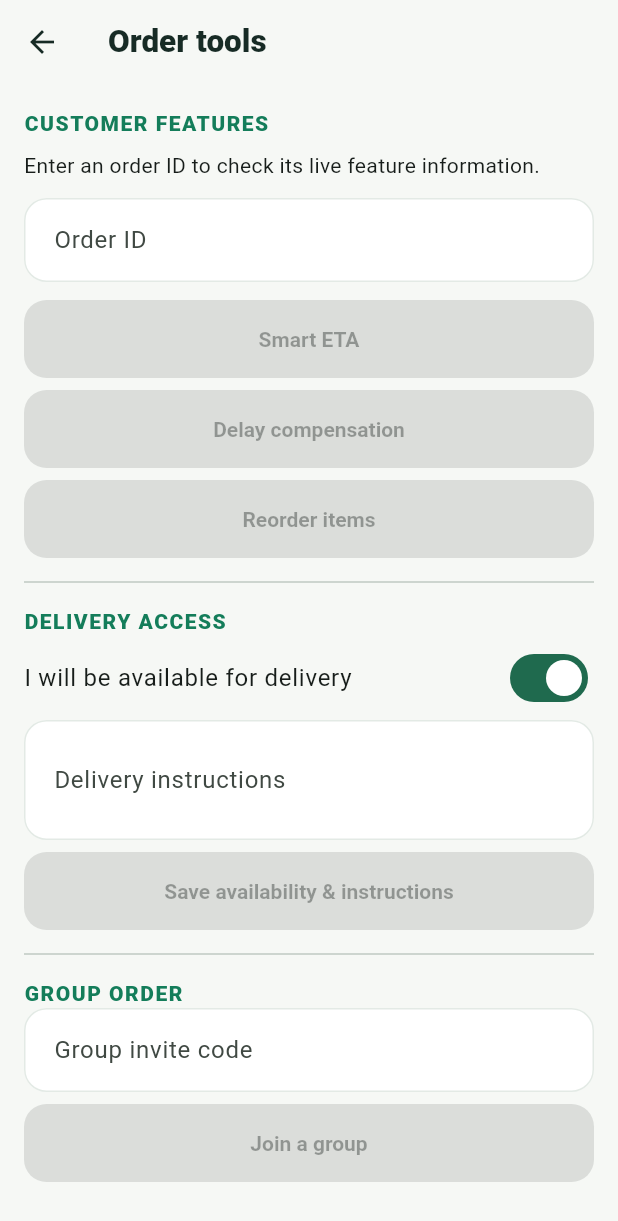
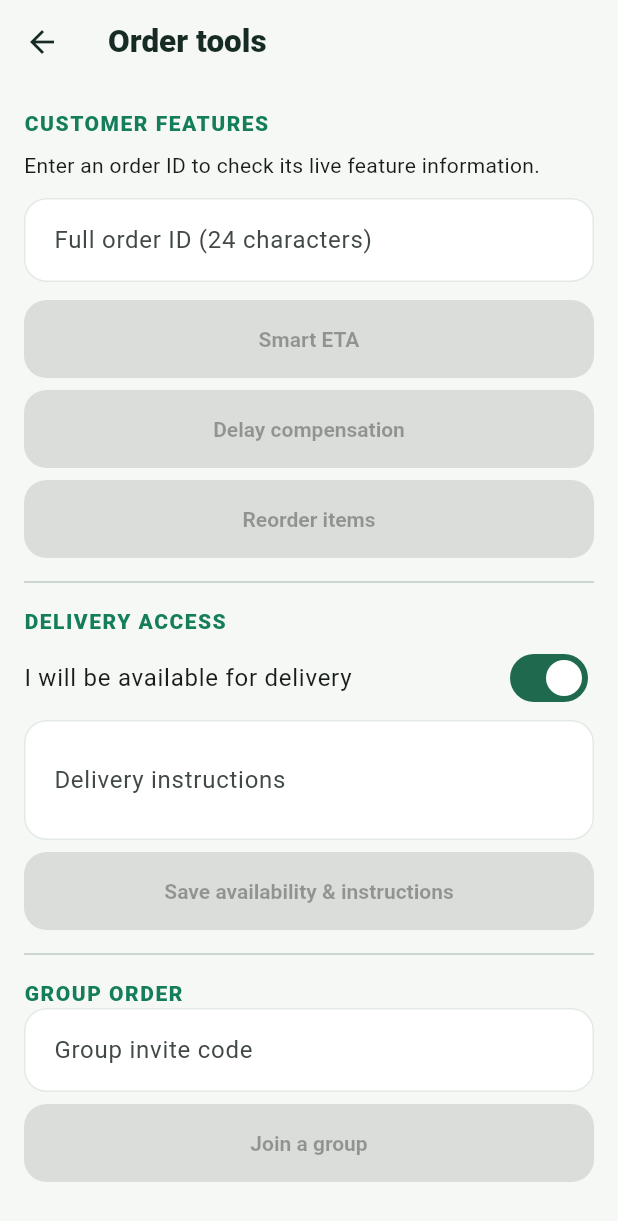
Before and after one commit to Chandru0608/Mernova, a Flutter app: the CustomerToolsScreen screen opened directly, on a phone screen of 412 x 824 dp. Shown: the top 1221 px of the screen. Run offline on Flutter 3.47's test engine with Material 3 defaults, Android fonts, the phone set to English and light mode, and no system bars; our stand-ins replace flutter_map, geocoding, geolocator, latlong2, shared_preferences; accounts and stored records are empty.

Commit message:
Improve customer API errors and link order tools from orders

```diff
--- a/customer_app/lib/feature_tools.dart
+++ b/customer_app/lib/feature_tools.dart
@@ -2,7 +2,8 @@ import 'package:flutter/material.dart';
 import 'api.dart';
 
 class CustomerToolsScreen extends StatefulWidget {
-  const CustomerToolsScreen({super.key});
+  const CustomerToolsScreen({super.key, this.initialOrderId=''});
+  final String initialOrderId;
   @override State<CustomerToolsScreen> createState()=>_CustomerToolsScreenState();
 }
 class _CustomerToolsScreenState extends State<CustomerToolsScreen> {
@@ -10,6 +11,7 @@ class _CustomerToolsScreenState extends State<CustomerToolsScreen> {
   Map<String,dynamic>? eta, compensation, reorder;
   bool available=true, busy=false;
   String message='';
+  @override void initState(){super.initState();orderId.text=widget.initialOrderId;}
   Future<void> run(Future<Map<String,dynamic>> Function() action) async {
     setState(()=>busy=true); try { final r=await action(); if(mounted)setState(()=>message=r.toString()); }
     catch(e){if(mounted)setState(()=>message=e.toString());} finally{if(mounted)setState(()=>busy=false);}
@@ -22,7 +24,7 @@ class _CustomerToolsScreenState extends State<CustomerToolsScreen> {
   @override Widget build(BuildContext context)=>Scaffold(appBar:AppBar(title:const Text('Order tools')),body:ListView(padding:const EdgeInsets.all(16),children:[
     const Text('CUSTOMER FEATURES',style:TextStyle(fontWeight:FontWeight.w800,letterSpacing:1,color:Color(0xFF147D5A))),
     const SizedBox(height:8),const Text('Enter an order ID to check its live feature information.'),
-    const SizedBox(height:12),TextField(controller:orderId,decoration:const InputDecoration(labelText:'Order ID',border:OutlineInputBorder())),
+    const SizedBox(height:12),TextField(controller:orderId,decoration:const InputDecoration(labelText:'Full order ID (24 characters)',hintText:'Open this from Your orders for accuracy',border:OutlineInputBorder())),
     const SizedBox(height:12),Wrap(spacing:8,runSpacing:8,children:[
       FilledButton.tonal(onPressed:busy||id.isEmpty?null:()=>run(() async {await loadEta();return eta!;}),child:const Text('Smart ETA')),
       FilledButton.tonal(onPressed:busy||id.isEmpty?null:()=>run(() async {await loadComp();return compensation!;}),child:const Text('Delay compensation')),
--- a/customer_app/lib/screens.dart
+++ b/customer_app/lib/screens.dart
@@ -5,6 +5,7 @@ import 'package:latlong2/latlong.dart';
 import 'package:geolocator/geolocator.dart';
 import 'package:geocoding/geocoding.dart';
 import 'api.dart';
+import 'feature_tools.dart';
 import 'feature_tools.dart';
 
 const _green = Color(0xFF147D5A);
@@ -135,7 +136,7 @@ class _OrdersScreenState extends State<OrdersScreen>{
   Future<void> load()async{try{final d=await Api.get('/orders/my');if(mounted)setState(()=>orders=d['orders']??[]);}catch(e){if(mounted)setState(()=>error=e.toString());}finally{if(mounted)setState(()=>loading=false);}}
   @override Widget build(BuildContext context)=>Scaffold(appBar:AppBar(title:const Text('Your orders')),body:loading?const Center(child:CircularProgressIndicator()):error.isNotEmpty?Center(child:Text(error)):orders.isEmpty?const Center(child:Column(mainAxisSize:MainAxisSize.min,children:[Icon(Icons.receipt_long_outlined,size:54,color:_muted),SizedBox(height:12),Text('No orders yet',style:TextStyle(fontSize:18,fontWeight:FontWeight.w700)),Text('Your orders will show up here.')])):RefreshIndicator(onRefresh:load,child:ListView.separated(padding:const EdgeInsets.all(16),itemCount:orders.length,separatorBuilder:(_,__)=>const SizedBox(height:12),itemBuilder:(ctx,i){final o=orders[i];final id=o['_id'].toString();return Card(child:Padding(padding:const EdgeInsets.all(17),child:Column(crossAxisAlignment:CrossAxisAlignment.start,children:[
     Row(children:[Expanded(child:Text('Order #${id.substring(id.length-6)}',style:const TextStyle(fontWeight:FontWeight.w800,fontSize:16))),Container(padding:const EdgeInsets.symmetric(horizontal:10,vertical:6),decoration:BoxDecoration(color:const Color(0xFFE5F3EA),borderRadius:BorderRadius.circular(30)),child:Text((o['status']??'placed').toString().replaceAll('_',' '),style:const TextStyle(color:_green,fontWeight:FontWeight.w700,fontSize:12)))]),
-    const SizedBox(height:9),Text((o['items'] as List? ?? []).map((x)=>'${x['name']} × ${x['quantity']}').join(' · '),style:const TextStyle(color:_muted)),const SizedBox(height:9),Text('₹${o['total']}  ·  ${o['store']?['name']??'QuickDeliver store'}',style:const TextStyle(fontWeight:FontWeight.w700,color:_ink)),if((o['address']??'').toString().isNotEmpty)Padding(padding:const EdgeInsets.only(top:7),child:Text(o['address'],style:const TextStyle(color:_muted,fontSize:12))),if(o['deliveryPartner']!=null && ['picked_up','on_the_way'].contains(o['status']))Padding(padding:const EdgeInsets.only(top:12),child:FilledButton.icon(onPressed:()=>Navigator.push(context,MaterialPageRoute(builder:(_)=>LiveTrackingScreen(orderId:id))),icon:const Icon(Icons.location_searching_rounded),label:const Text('Track delivery partner')))
+    const SizedBox(height:9),Text((o['items'] as List? ?? []).map((x)=>'${x['name']} × ${x['quantity']}').join(' · '),style:const TextStyle(color:_muted)),const SizedBox(height:9),Text('₹${o['total']}  ·  ${o['store']?['name']??'QuickDeliver store'}',style:const TextStyle(fontWeight:FontWeight.w700,color:_ink)),if((o['address']??'').toString().isNotEmpty)Padding(padding:const EdgeInsets.only(top:7),child:Text(o['address'],style:const TextStyle(color:_muted,fontSize:12))),if(o['deliveryPartner']!=null && ['picked_up','on_the_way'].contains(o['status']))Padding(padding:const EdgeInsets.only(top:12),child:FilledButton.icon(onPressed:()=>Navigator.push(context,MaterialPageRoute(builder:(_)=>LiveTrackingScreen(orderId:id))),icon:const Icon(Icons.location_searching_rounded),label:const Text('Track delivery partner'))),Padding(padding:const EdgeInsets.only(top:8),child:OutlinedButton.icon(onPressed:()=>Navigator.push(context,MaterialPageRoute(builder:(_)=>CustomerToolsScreen(initialOrderId:id))),icon:const Icon(Icons.auto_awesome),label:const Text('Order tools')))
   ])));})));
 }
 
```
Also changed, not shown: customer_app/lib/api.dart (+17 -9 lines).
